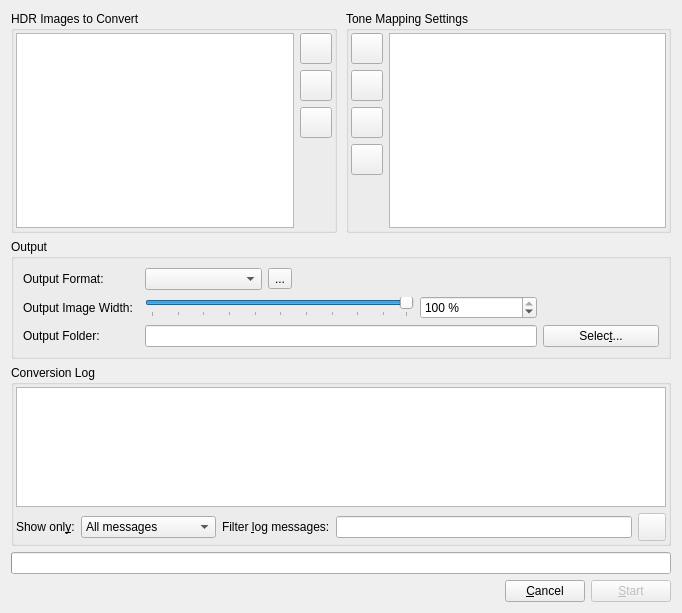
Above: src/BatchTM/BatchTMDialog.ui from LuminanceHDR/LuminanceHDR before the change. Below: the same form after it.
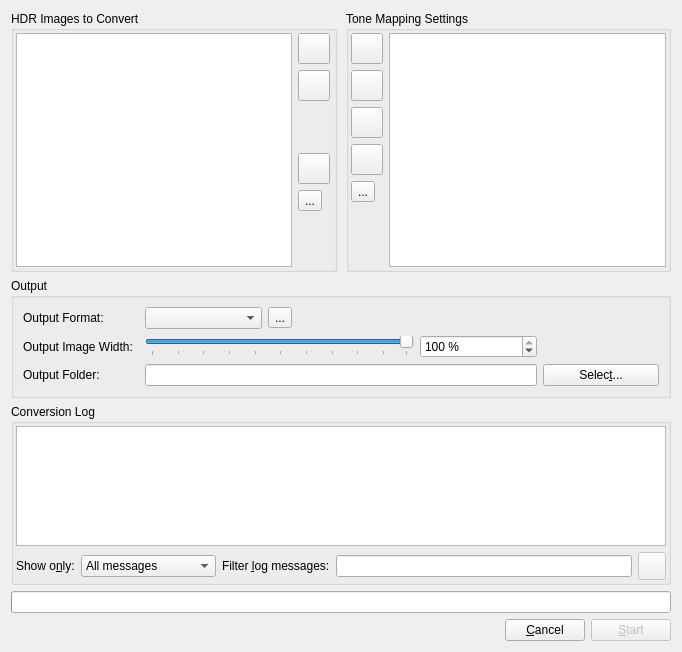
That is the form after the change. Icons and pictures are not drawn.

Commit message: [BatchTMDialog]: add buttons for removimg all images and settings at once. Better handling of luminance settings, refactor code for removing items in GUI.

```diff
--- a/src/BatchTM/BatchTMDialog.ui
+++ b/src/BatchTM/BatchTMDialog.ui
@@ -7,7 +7,7 @@
     <x>0</x>
     <y>0</y>
     <width>682</width>
-    <height>613</height>
+    <height>652</height>
    </rect>
   </property>
   <property name="windowTitle">
@@ -49,6 +49,9 @@
           <property name="toolTip">
            <string>List of HDRs that will be tone mapped</string>
           </property>
+          <property name="alternatingRowColors">
+           <bool>true</bool>
+          </property>
           <property name="selectionMode">
            <enum>QAbstractItemView::ContiguousSelection</enum>
           </property>
@@ -99,6 +102,25 @@
             </property>
            </widget>
           </item>
+          <item>
+           <widget class="QLabel" name="label_2">
+            <property name="sizePolicy">
+             <sizepolicy hsizetype="Fixed" vsizetype="Fixed">
+              <horstretch>0</horstretch>
+              <verstretch>0</verstretch>
+             </sizepolicy>
+            </property>
+            <property name="minimumSize">
+             <size>
+              <width>34</width>
+              <height>40</height>
+             </size>
+            </property>
+            <property name="text">
+             <string/>
+            </property>
+           </widget>
+          </item>
           <item>
            <widget class="QToolButton" name="remove_HDRs_Button">
             <property name="toolTip">
@@ -119,6 +141,29 @@
             </property>
            </widget>
           </item>
+          <item>
+           <widget class="QToolButton" name="remove_all_HDRs_Button">
+            <property name="toolTip">
+             <string>Remove All Files (Alt+X)</string>
+            </property>
+            <property name="text">
+             <string>...</string>
+            </property>
+            <property name="icon">
+             <iconset theme="edit-clear">
+              <normaloff>.</normaloff>.</iconset>
+            </property>
+            <property name="iconSize">
+             <size>
+              <width>24</width>
+              <height>24</height>
+             </size>
+            </property>
+            <property name="shortcut">
+             <string>Alt+X</string>
+            </property>
+           </widget>
+          </item>
           <item>
            <spacer name="verticalSpacer">
             <property name="orientation">
@@ -240,6 +285,29 @@
             </property>
            </widget>
           </item>
+          <item>
+           <widget class="QToolButton" name="remove_all_TMOpts_Button">
+            <property name="toolTip">
+             <string>Remove All Settings (Alt+W)</string>
+            </property>
+            <property name="text">
+             <string>...</string>
+            </property>
+            <property name="icon">
+             <iconset theme="edit-clear">
+              <normaloff>.</normaloff>.</iconset>
+            </property>
+            <property name="iconSize">
+             <size>
+              <width>24</width>
+              <height>24</height>
+             </size>
+            </property>
+            <property name="shortcut">
+             <string>Alt+W</string>
+            </property>
+           </widget>
+          </item>
           <item>
            <spacer name="verticalSpacer_2">
             <property name="orientation">
@@ -260,6 +328,9 @@
           <property name="toolTip">
            <string>List of Tone Mapping Setting files that will be used to tone map each HDR</string>
           </property>
+          <property name="alternatingRowColors">
+           <bool>true</bool>
+          </property>
           <property name="selectionMode">
            <enum>QAbstractItemView::ContiguousSelection</enum>
           </property>
@@ -445,7 +516,7 @@
         <item>
          <widget class="QLabel" name="filterLabel1">
           <property name="text">
-           <string>Show onl&amp;y:</string>
+           <string>Show o&amp;nly:</string>
           </property>
           <property name="buddy">
            <cstring>filterComboBox</cstring>
```
Left out of the diff: 12 changed lines with no effect on the pictures. The commit also changes 2 other files.
